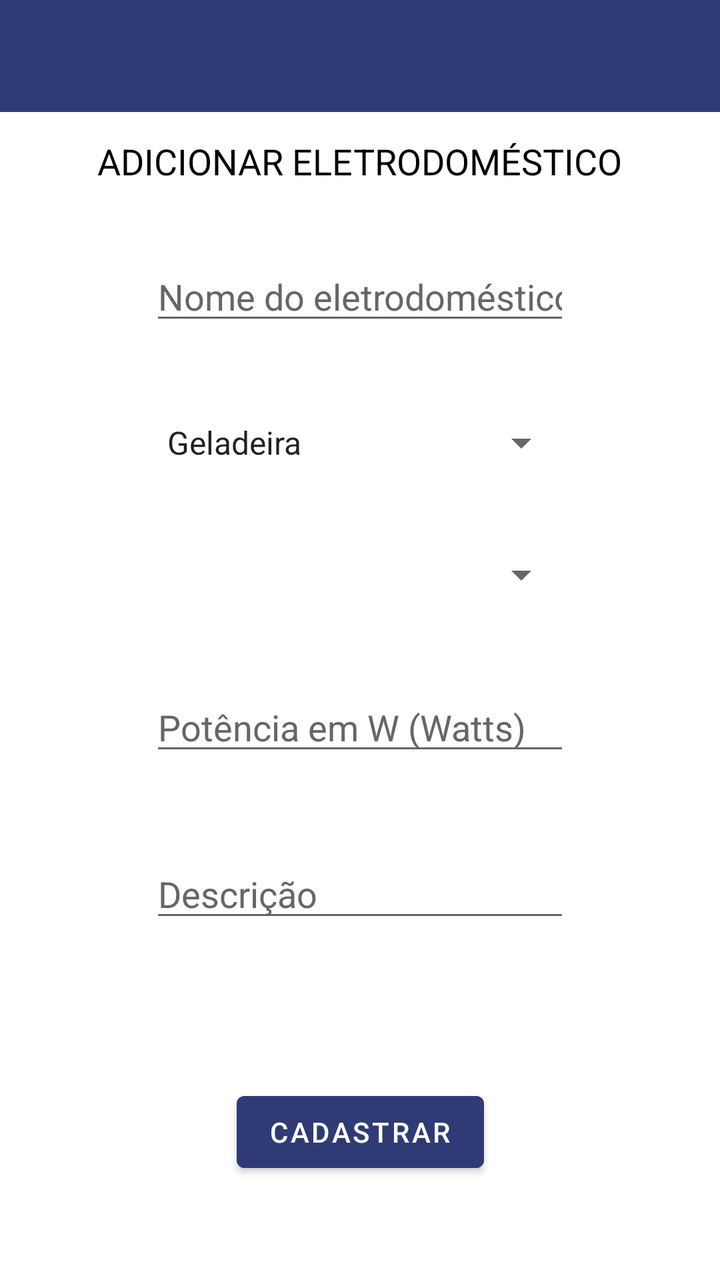
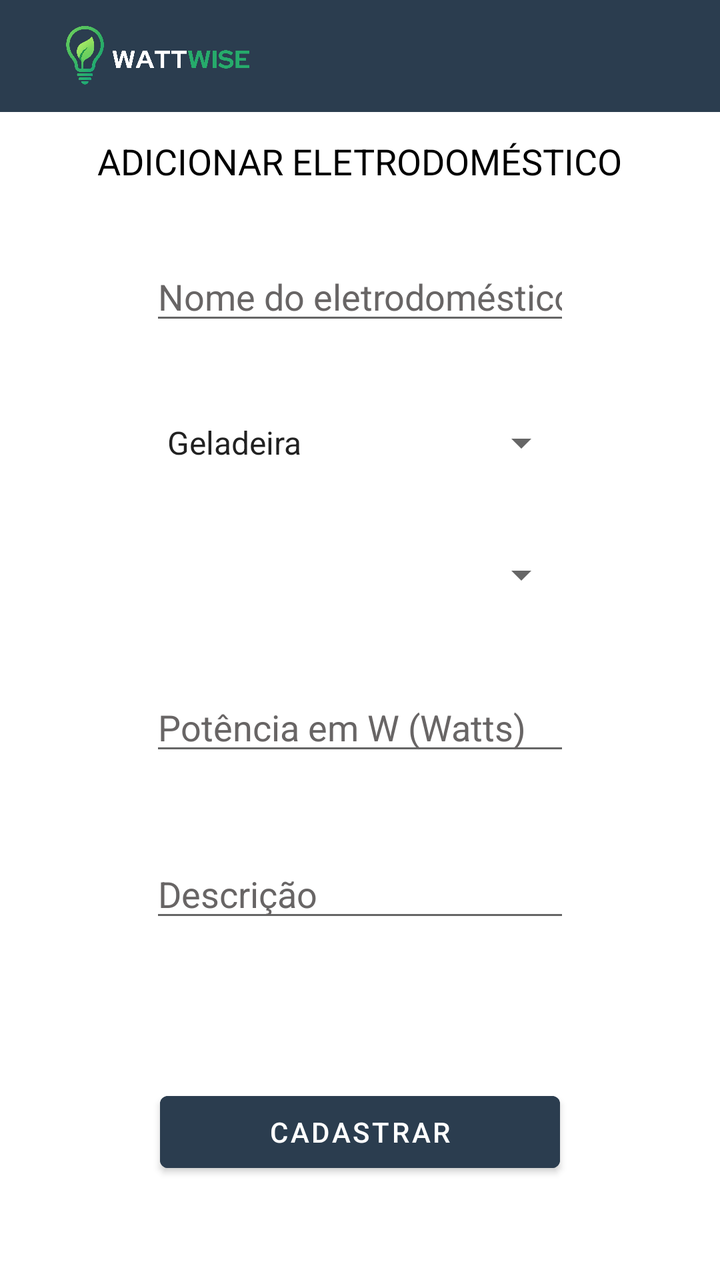

Before-and-after screenshots of an Android layout around one commit, followed by the original layout XML and the change that was made.
<!-- AndroidManifest.xml: application theme Theme.WattWiseApp -->
<!-- res/layout/activity_register_appliance.xml -->
<?xml version="1.0" encoding="utf-8"?>
<androidx.constraintlayout.widget.ConstraintLayout xmlns:android="http://schemas.android.com/apk/res/android"
    xmlns:app="http://schemas.android.com/apk/res-auto"
    xmlns:tools="http://schemas.android.com/tools"
    android:id="@+id/main"
    android:layout_width="match_parent"
    android:layout_height="match_parent"
    android:background="#FFFFFF"
    tools:context=".register">

    
    <com.google.android.material.appbar.MaterialToolbar
        android:id="@+id/toolbar"
        android:layout_width="0dp"
        android:layout_height="wrap_content"
        android:background="#2F3B75"
        android:title="Dashboard"
        android:titleTextColor="@android:color/white"
        app:popupTheme="@style/MenuBranco"
        app:layout_constraintEnd_toEndOf="parent"
        app:layout_constraintStart_toStartOf="parent"
        app:layout_constraintTop_toTopOf="parent" />


    <TextView
        android:id="@+id/txtDisplayInfoReg"
        android:layout_width="wrap_content"
        android:layout_height="wrap_content"
        app:layout_constraintBottom_toTopOf="@+id/btnRegisterEletroReg"
        app:layout_constraintEnd_toEndOf="parent"
        app:layout_constraintStart_toStartOf="parent"
        app:layout_constraintTop_toBottomOf="@+id/edtDescricaoEletroReg" />

    <EditText
        android:id="@+id/edtNomeEletroReg"
        android:layout_width="wrap_content"
        android:layout_height="wrap_content"
        android:layout_marginTop="100dp"
        android:layout_marginBottom="16dp"
        android:ems="10"
        android:hint="Nome do eletrodoméstico"
        android:inputType="text"
        android:textColor="#000000"
        android:textColorHint="#686565"
        app:layout_constraintBottom_toTopOf="@+id/edtTipoEletroReg"
        app:layout_constraintEnd_toEndOf="parent"
        app:layout_constraintStart_toStartOf="parent"
        app:layout_constraintTop_toTopOf="parent" />


    <Spinner
        android:id="@+id/edtTipoEletroReg"
        android:layout_width="209dp"
        android:layout_height="wrap_content"
        android:layout_marginBottom="16dp"
        android:textColor="#000000"
        android:entries="@array/tipos_eletrodomesticos"
        app:layout_constraintBottom_toTopOf="@+id/edtEletroComodoReg"
        app:layout_constraintEnd_toEndOf="parent"
        app:layout_constraintStart_toStartOf="parent"
        app:layout_constraintTop_toBottomOf="@+id/edtNomeEletroReg" />

    <Spinner
        android:id="@+id/edtEletroComodoReg"
        android:layout_width="209dp"
        android:layout_height="wrap_content"
        android:layout_marginBottom="16dp"
        android:textColor="#000000"
        app:layout_constraintBottom_toTopOf="@+id/edtPotenciaReg"
        app:layout_constraintEnd_toEndOf="parent"
        app:layout_constraintStart_toStartOf="parent"
        app:layout_constraintTop_toBottomOf="@+id/edtTipoEletroReg" />

    <EditText
        android:id="@+id/edtPotenciaReg"
        android:layout_width="wrap_content"
        android:layout_height="wrap_content"
        android:layout_marginBottom="16dp"
        android:ems="10"
        android:hint="Potência em W (Watts)"
        android:inputType="number"
        android:textColor="#000000"
        android:textColorHint="#686565"
        app:layout_constraintBottom_toTopOf="@+id/edtDescricaoEletroReg"
        app:layout_constraintEnd_toEndOf="parent"
        app:layout_constraintStart_toStartOf="parent"
        app:layout_constraintTop_toBottomOf="@+id/edtEletroComodoReg" />


    <Button
        android:id="@+id/btnRegisterEletroReg"
        android:layout_width="wrap_content"
        android:layout_height="wrap_content"
        android:layout_marginBottom="50dp"
        android:backgroundTint="#2F3B75"
        android:text="Cadastrar"
        android:textColor="#FFFFFF"
        app:layout_constraintBottom_toBottomOf="parent"
        app:layout_constraintEnd_toEndOf="parent"
        app:layout_constraintStart_toStartOf="parent"
        tools:ignore="DuplicateSpeakableTextCheck" />

    <EditText
        android:id="@+id/edtDescricaoEletroReg"
        android:layout_width="wrap_content"
        android:layout_height="wrap_content"
        android:layout_marginBottom="50dp"
        android:ems="10"
        android:hint="Descrição"
        android:inputType="text"
        android:textColor="#000000"
        android:textColorHint="#686565"
        app:layout_constraintBottom_toTopOf="@+id/btnRegisterEletroReg"
        app:layout_constraintEnd_toEndOf="parent"
        app:layout_constraintStart_toStartOf="parent"
        app:layout_constraintTop_toBottomOf="@+id/edtPotenciaReg" />

    <TextView
        android:id="@+id/textView2"
        android:layout_width="wrap_content"
        android:layout_height="wrap_content"
        android:layout_marginTop="35dp"
        android:text="ADICIONAR ELETRODOMÉSTICO"
        android:textColor="#000000"
        android:textSize="18sp"
        app:layout_constraintBottom_toTopOf="@+id/edtNomeEletroReg"
        app:layout_constraintEnd_toEndOf="parent"
        app:layout_constraintStart_toStartOf="parent"
        app:layout_constraintTop_toTopOf="parent" />


</androidx.constraintlayout.widget.ConstraintLayout>
<!-- resources referenced by this layout -->
<resources>
  <string-array name="tipos_eletrodomesticos">
          <item>Geladeira</item>
          <item>Televisão</item>
          <item>Micro-ondas</item>
          <item>Forno elétrico</item>
          <item>Máquina de lavar</item>
          <item>Secadora</item>
          <item>Ar-condicionado</item>
          <item>Ventilador</item>
          <item>Chuveiro elétrico</item>
      </string-array>
  <style name="MenuBranco" parent="ThemeOverlay.Material3.Light">
          <item name="colorSurface">#FFFFFF</item>
          <item name="colorOnSurface">#000000</item>
          <item name="android:background">#FFFFFF</item>
      </style>
  <style name="Theme.WattWiseApp" parent="Base.Theme.WattWiseApp" />
  <style name="Base.Theme.WattWiseApp" parent="Theme.MaterialComponents.DayNight.NoActionBar">
          
          
      </style>
</resources>

<!-- the commit's change to res/layout/activity_register_appliance.xml (unified diff, before → after) -->
@@ -5,7 +5,6 @@
     android:id="@+id/main"
     android:layout_width="match_parent"
     android:layout_height="match_parent"
-    android:background="#FFFFFF"
     tools:context=".register">
 
     
@@ -13,12 +12,24 @@
         android:id="@+id/toolbar"
         android:layout_width="0dp"
         android:layout_height="wrap_content"
-        android:background="#2F3B75"
+        android:background="#2B3D4F"
         android:title="Dashboard"
         android:titleTextColor="@android:color/white"
         app:popupTheme="@style/MenuBranco"
         app:layout_constraintEnd_toEndOf="parent"
         app:layout_constraintStart_toStartOf="parent"
+        app:layout_constraintTop_toTopOf="parent" />
+
+    <ImageView
+        android:layout_width="120dp"
+        android:layout_height="32dp"
+        android:layout_gravity="start"
+        android:layout_marginStart="-200dp"
+        android:scaleType="fitCenter"
+        android:src="@drawable/logoo"
+        app:layout_constraintBottom_toBottomOf="@+id/toolbar"
+        app:layout_constraintEnd_toEndOf="@+id/toolbar"
+        app:layout_constraintStart_toStartOf="@+id/toolbar"
         app:layout_constraintTop_toTopOf="parent" />
 
 
@@ -89,10 +100,10 @@
 
     <Button
         android:id="@+id/btnRegisterEletroReg"
-        android:layout_width="wrap_content"
+        android:layout_width="200dp"
         android:layout_height="wrap_content"
         android:layout_marginBottom="50dp"
-        android:backgroundTint="#2F3B75"
+        android:backgroundTint="#2B3D4F"
         android:text="Cadastrar"
         android:textColor="#FFFFFF"
         app:layout_constraintBottom_toBottomOf="parent"
<!-- resource entries referenced after the edit -->
@@ -11,6 +11,7 @@
           <item>Ventilador</item>
           <item>Chuveiro elétrico</item>
       </string-array>
+  <!-- drawable logoo: png bitmap (drawable, 169475 bytes) -->
   <style name="MenuBranco" parent="ThemeOverlay.Material3.Light">
           <item name="colorSurface">#FFFFFF</item>
           <item name="colorOnSurface">#000000</item>
